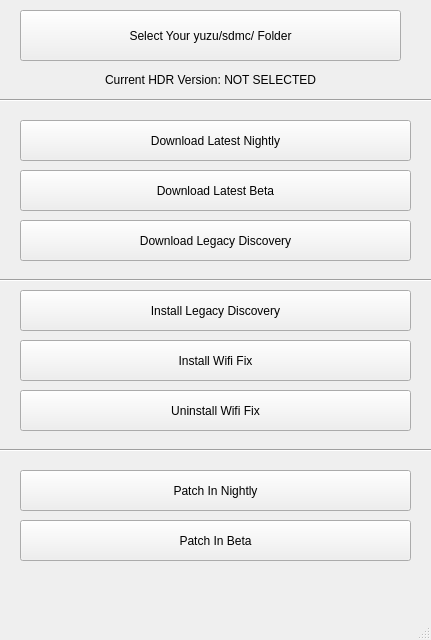
Old version of the form Source/BigYuzuTool.ui in the repository HighlyHylian/YuzuHDRTool.
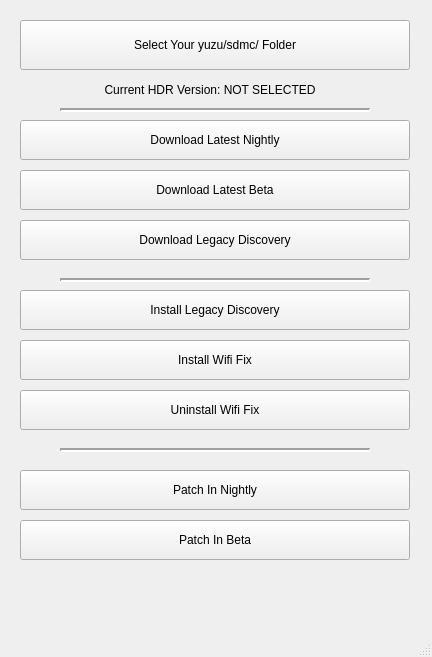
New version of the form.

```diff
--- a/Source/BigYuzuTool.ui
+++ b/Source/BigYuzuTool.ui
@@ -6,88 +6,218 @@
    <rect>
     <x>0</x>
     <y>0</y>
-    <width>431</width>
-    <height>640</height>
+    <width>432</width>
+    <height>657</height>
    </rect>
   </property>
+  <property name="sizePolicy">
+   <sizepolicy hsizetype="Expanding" vsizetype="Expanding">
+    <horstretch>0</horstretch>
+    <verstretch>0</verstretch>
+   </sizepolicy>
+  </property>
   <property name="windowTitle">
    <string>MainWindow</string>
   </property>
+  <property name="autoFillBackground">
+   <bool>false</bool>
+  </property>
+  <property name="styleSheet">
+   <string notr="true"/>
+  </property>
   <widget class="QWidget" name="centralwidget">
    <widget class="QPushButton" name="NightlyButton">
     <property name="geometry">
      <rect>
       <x>20</x>
       <y>120</y>
-      <width>391</width>
-      <height>41</height>
+      <width>390</width>
+      <height>40</height>
      </rect>
     </property>
+    <property name="sizePolicy">
+     <sizepolicy hsizetype="Expanding" vsizetype="Expanding">
+      <horstretch>0</horstretch>
+      <verstretch>0</verstretch>
+     </sizepolicy>
+    </property>
+    <property name="font">
+     <font>
+      <kerning>true</kerning>
+     </font>
+    </property>
+    <property name="autoFillBackground">
+     <bool>true</bool>
+    </property>
+    <property name="styleSheet">
+     <string notr="true"/>
+    </property>
     <property name="text">
      <string>Download Latest Nightly</string>
     </property>
+    <property name="flat">
+     <bool>false</bool>
+    </property>
    </widget>
    <widget class="QPushButton" name="BetaButton">
     <property name="geometry">
      <rect>
       <x>20</x>
       <y>170</y>
-      <width>391</width>
-      <height>41</height>
+      <width>390</width>
+      <height>40</height>
      </rect>
     </property>
+    <property name="sizePolicy">
+     <sizepolicy hsizetype="Expanding" vsizetype="Expanding">
+      <horstretch>0</horstretch>
+      <verstretch>0</verstretch>
+     </sizepolicy>
+    </property>
+    <property name="font">
+     <font>
+      <kerning>true</kerning>
+     </font>
+    </property>
+    <property name="autoFillBackground">
+     <bool>true</bool>
+    </property>
+    <property name="styleSheet">
+     <string notr="true"/>
+    </property>
     <property name="text">
      <string>Download Latest Beta</string>
     </property>
+    <property name="flat">
+     <bool>false</bool>
+    </property>
    </widget>
    <widget class="QPushButton" name="WifiFixButton">
     <property name="geometry">
      <rect>
       <x>20</x>
       <y>340</y>
-      <width>391</width>
-      <height>41</height>
+      <width>390</width>
+      <height>40</height>
      </rect>
     </property>
+    <property name="sizePolicy">
+     <sizepolicy hsizetype="Expanding" vsizetype="Expanding">
+      <horstretch>0</horstretch>
+      <verstretch>0</verstretch>
+     </sizepolicy>
+    </property>
+    <property name="font">
+     <font>
+      <kerning>true</kerning>
+     </font>
+    </property>
+    <property name="autoFillBackground">
+     <bool>true</bool>
+    </property>
+    <property name="styleSheet">
+     <string notr="true"/>
+    </property>
     <property name="text">
      <string>Install Wifi Fix</string>
     </property>
+    <property name="flat">
+     <bool>false</bool>
+    </property>
    </widget>
    <widget class="QPushButton" name="UninstallWifiButton">
     <property name="geometry">
      <rect>
       <x>20</x>
       <y>390</y>
-      <width>391</width>
-      <height>41</height>
+      <width>390</width>
+      <height>40</height>
      </rect>
     </property>
+    <property name="sizePolicy">
+     <sizepolicy hsizetype="Expanding" vsizetype="Expanding">
+      <horstretch>0</horstretch>
+      <verstretch>0</verstretch>
+     </sizepolicy>
+    </property>
+    <property name="font">
+     <font>
+      <kerning>true</kerning>
+     </font>
+    </property>
+    <property name="autoFillBackground">
+     <bool>true</bool>
+    </property>
+    <property name="styleSheet">
+     <string notr="true"/>
+    </property>
     <property name="text">
      <string>Uninstall Wifi Fix</string>
     </property>
+    <property name="flat">
+     <bool>false</bool>
+    </property>
    </widget>
    <widget class="QPushButton" name="FolderButton">
     <property name="geometry">
      <rect>
       <x>20</x>
-      <y>10</y>
-      <width>381</width>
-      <height>51</height>
+      <y>20</y>
+      <width>390</width>
+      <height>50</height>
      </rect>
     </property>
+    <property name="sizePolicy">
+     <sizepolicy hsizetype="Expanding" vsizetype="Expanding">
+      <horstretch>0</horstretch>
+      <verstretch>0</verstretch>
+     </sizepolicy>
+    </property>
+    <property name="font">
+     <font>
+      <kerning>true</kerning>
+     </font>
+    </property>
+    <property name="acceptDrops">
+     <bool>true</bool>
+    </property>
+    <property name="autoFillBackground">
+     <bool>true</bool>
+    </property>
+    <property name="styleSheet">
+     <string notr="true"/>
+    </property>
     <property name="text">
      <string>Select Your yuzu/sdmc/ Folder</string>
     </property>
+    <property name="flat">
+     <bool>false</bool>
+    </property>
    </widget>
    <widget class="Line" name="line">
     <property name="geometry">
      <rect>
-      <x>0</x>
-      <y>90</y>
-      <width>441</width>
+      <x>60</x>
+      <y>100</y>
+      <width>310</width>
       <height>20</height>
      </rect>
     </property>
+    <property name="sizePolicy">
+     <sizepolicy hsizetype="Expanding" vsizetype="Expanding">
+      <horstretch>0</horstretch>
+      <verstretch>0</verstretch>
+     </sizepolicy>
+    </property>
+    <property name="autoFillBackground">
+     <bool>false</bool>
+    </property>
+    <property name="styleSheet">
+     <string notr="true"/>
+    </property>
+    <property name="lineWidth">
+     <number>2</number>
+    </property>
     <property name="orientation">
      <enum>Qt::Horizontal</enum>
     </property>
@@ -95,12 +225,27 @@
    <widget class="Line" name="line_2">
     <property name="geometry">
      <rect>
-      <x>0</x>
+      <x>60</x>
       <y>270</y>
-      <width>441</width>
+      <width>310</width>
       <height>20</height>
      </rect>
     </property>
+    <property name="sizePolicy">
+     <sizepolicy hsizetype="Expanding" vsizetype="Expanding">
+      <horstretch>0</horstretch>
+      <verstretch>0</verstretch>
+     </sizepolicy>
+    </property>
+    <property name="autoFillBackground">
+     <bool>false</bool>
+    </property>
+    <property name="styleSheet">
+     <string notr="true"/>
+    </property>
+    <property name="lineWidth">
+     <number>2</number>
+    </property>
     <property name="orientation">
      <enum>Qt::Horizontal</enum>
     </property>
@@ -110,36 +255,91 @@
      <rect>
       <x>20</x>
       <y>520</y>
-      <width>391</width>
-      <height>41</height>
+      <width>390</width>
+      <height>40</height>
      </rect>
     </property>
+    <property name="sizePolicy">
+     <sizepolicy hsizetype="Expanding" vsizetype="Expanding">
+      <horstretch>0</horstretch>
+      <verstretch>0</verstretch>
+     </sizepolicy>
+    </property>
+    <property name="font">
+     <font>
+      <kerning>true</kerning>
+     </font>
+    </property>
+    <property name="autoFillBackground">
+     <bool>true</bool>
+    </property>
+    <property name="styleSheet">
+     <string notr="true"/>
+    </property>
     <property name="text">
      <string>Patch In Beta</string>
     </property>
+    <property name="flat">
+     <bool>false</bool>
+    </property>
    </widget>
    <widget class="QPushButton" name="NightlyPatch">
     <property name="geometry">
      <rect>
       <x>20</x>
       <y>470</y>
-      <width>391</width>
-      <height>41</height>
+      <width>390</width>
+      <height>40</height>
      </rect>
     </property>
+    <property name="sizePolicy">
+     <sizepolicy hsizetype="Expanding" vsizetype="Expanding">
+      <horstretch>0</horstretch>
+      <verstretch>0</verstretch>
+     </sizepolicy>
+    </property>
+    <property name="font">
+     <font>
+      <kerning>true</kerning>
+     </font>
+    </property>
+    <property name="autoFillBackground">
+     <bool>true</bool>
+    </property>
+    <property name="styleSheet">
+     <string notr="true"/>
+    </property>
     <property name="text">
      <string>Patch In Nightly</string>
     </property>
+    <property name="flat">
+     <bool>false</bool>
+    </property>
    </widget>
    <widget class="Line" name="line_3">
     <property name="geometry">
      <rect>
-      <x>0</x>
+      <x>60</x>
       <y>440</y>
-      <width>441</width>
+      <width>310</width>
       <height>20</height>
      </rect>
     </property>
+    <property name="sizePolicy">
+     <sizepolicy hsizetype="Expanding" vsizetype="Expanding">
+      <horstretch>0</horstretch>
+      <verstretch>0</verstretch>
+     </sizepolicy>
+    </property>
+    <property name="autoFillBackground">
+     <bool>false</bool>
+    </property>
+    <property name="styleSheet">
+     <string notr="true"/>
+    </property>
+    <property name="lineWidth">
+     <number>2</number>
+    </property>
     <property name="orientation">
      <enum>Qt::Horizontal</enum>
     </property>
@@ -149,36 +349,85 @@
      <rect>
       <x>20</x>
       <y>220</y>
-      <width>391</width>
-      <height>41</height>
+      <width>390</width>
+      <height>40</height>
      </rect>
     </property>
+    <property name="sizePolicy">
+     <sizepolicy hsizetype="Expanding" vsizetype="Expanding">
+      <horstretch>0</horstretch>
+      <verstretch>0</verstretch>
+     </sizepolicy>
+    </property>
+    <property name="font">
+     <font>
+      <kerning>true</kerning>
+     </font>
+    </property>
+    <property name="autoFillBackground">
+     <bool>true</bool>
+    </property>
+    <property name="styleSheet">
+     <string notr="true"/>
+    </property>
     <property name="text">
      <string>Download Legacy Discovery</string>
     </property>
+    <property name="flat">
+     <bool>false</bool>
+    </property>
    </widget>
    <widget class="QPushButton" name="Legacy_2">
     <property name="geometry">
      <rect>
       <x>20</x>
       <y>290</y>
-      <width>391</width>
-      <height>41</height>
+      <width>390</width>
+      <height>40</height>
      </rect>
     </property>
+    <property name="sizePolicy">
+     <sizepolicy hsizetype="Expanding" vsizetype="Expanding">
+      <horstretch>0</horstretch>
+      <verstretch>0</verstretch>
+     </sizepolicy>
+    </property>
+    <property name="font">
+     <font>
+      <kerning>true</kerning>
+     </font>
+    </property>
+    <property name="autoFillBackground">
+     <bool>true</bool>
+    </property>
+    <property name="styleSheet">
+     <string notr="true"/>
+    </property>
     <property name="text">
      <string>Install Legacy Discovery</string>
     </property>
+    <property name="flat">
+     <bool>false</bool>
+    </property>
    </widget>
    <widget class="QLabel" name="HDRVersion">
     <property name="geometry">
      <rect>
       <x>20</x>
-      <y>70</y>
-      <width>381</width>
+      <y>80</y>
+      <width>380</width>
       <height>20</height>
      </rect>
     </property>
+    <property name="sizePolicy">
+     <sizepolicy hsizetype="Expanding" vsizetype="Expanding">
+      <horstretch>0</horstretch>
+      <verstretch>0</verstretch>
+     </sizepolicy>
+    </property>
+    <property name="autoFillBackground">
+     <bool>false</bool>
+    </property>
     <property name="text">
      <string>Current HDR Version: NOT SELECTED</string>
     </property>
```
